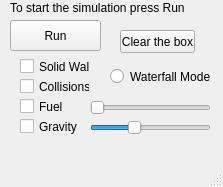
Above: controlwindow.ui from mcromb/ParticleBox before the change. Below: the same form after it.
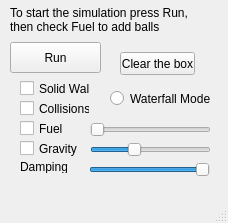
That is the form after the change.

What changed in the file:
```diff
--- a/controlwindow.ui
+++ b/controlwindow.ui
@@ -9,8 +9,8 @@
    <rect>
     <x>0</x>
     <y>0</y>
-    <width>223</width>
-    <height>187</height>
+    <width>228</width>
+    <height>223</height>
    </rect>
   </property>
   <property name="windowTitle">
@@ -21,7 +21,7 @@
     <property name="geometry">
      <rect>
       <x>10</x>
-      <y>20</y>
+      <y>42</y>
       <width>91</width>
       <height>31</height>
      </rect>
@@ -37,7 +37,7 @@
     <property name="geometry">
      <rect>
       <x>20</x>
-      <y>58</y>
+      <y>80</y>
       <width>70</width>
       <height>17</height>
      </rect>
@@ -53,7 +53,7 @@
     <property name="geometry">
      <rect>
       <x>20</x>
-      <y>118</y>
+      <y>140</y>
       <width>70</width>
       <height>17</height>
      </rect>
@@ -69,7 +69,7 @@
     <property name="geometry">
      <rect>
       <x>20</x>
-      <y>98</y>
+      <y>120</y>
       <width>61</width>
       <height>17</height>
      </rect>
@@ -85,7 +85,7 @@
     <property name="geometry">
      <rect>
       <x>90</x>
-      <y>118</y>
+      <y>140</y>
       <width>121</width>
       <height>19</height>
      </rect>
@@ -107,7 +107,7 @@
     <property name="geometry">
      <rect>
       <x>20</x>
-      <y>78</y>
+      <y>100</y>
       <width>70</width>
       <height>17</height>
      </rect>
@@ -123,7 +123,7 @@
     <property name="geometry">
      <rect>
       <x>90</x>
-      <y>98</y>
+      <y>120</y>
       <width>121</width>
       <height>20</height>
      </rect>
@@ -132,7 +132,10 @@
      <number>1</number>
     </property>
     <property name="maximum">
-     <number>3</number>
+     <number>5</number>
+    </property>
+    <property name="pageStep">
+     <number>1</number>
     </property>
     <property name="orientation">
      <enum>Qt::Horizontal</enum>
@@ -148,7 +151,7 @@
     <property name="geometry">
      <rect>
       <x>110</x>
-      <y>68</y>
+      <y>90</y>
       <width>101</width>
       <height>17</height>
      </rect>
@@ -164,7 +167,7 @@
     <property name="geometry">
      <rect>
       <x>120</x>
-      <y>30</y>
+      <y>52</y>
       <width>75</width>
       <height>23</height>
      </rect>
@@ -178,12 +181,47 @@
      <rect>
       <x>10</x>
       <y>0</y>
-      <width>181</width>
-      <height>16</height>
+      <width>201</width>
+      <height>41</height>
      </rect>
     </property>
     <property name="text">
-     <string>To start the simulation press Run</string>
+     <string>&lt;html&gt;&lt;head/&gt;&lt;body&gt;&lt;p&gt;To start the simulation press Run, &lt;br&gt;&lt;/br&gt;then check Fuel to add balls&lt;/p&gt;&lt;/body&gt;&lt;/html&gt;</string>
+    </property>
+   </widget>
+   <widget class="QSlider" name="dampingSlider">
+    <property name="geometry">
+     <rect>
+      <x>89</x>
+      <y>160</y>
+      <width>121</width>
+      <height>20</height>
+     </rect>
+    </property>
+    <property name="minimum">
+     <number>50</number>
+    </property>
+    <property name="maximum">
+     <number>100</number>
+    </property>
+    <property name="sliderPosition">
+     <number>100</number>
+    </property>
+    <property name="orientation">
+     <enum>Qt::Horizontal</enum>
+    </property>
+   </widget>
+   <widget class="QLabel" name="label_2">
+    <property name="geometry">
+     <rect>
+      <x>20</x>
+      <y>160</y>
+      <width>47</width>
+      <height>13</height>
+     </rect>
+    </property>
+    <property name="text">
+     <string>Damping:</string>
     </property>
    </widget>
   </widget>
```
Left out of the diff: 2 changed lines with no effect on the pictures.
